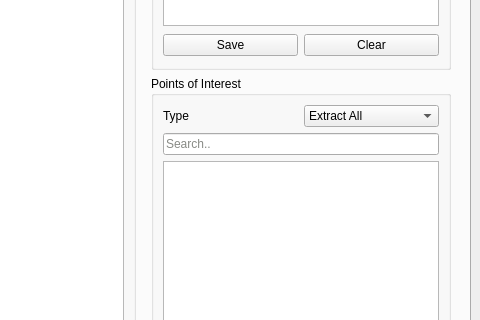
Above: src/GUI/ui_files/BATT5_GUI.ui from adalio0/BATT5 before the change; both pictures show x 531 to 1011 and y 152 to 472 of the 1011 by 794 pixel window. Below: the same form after it.
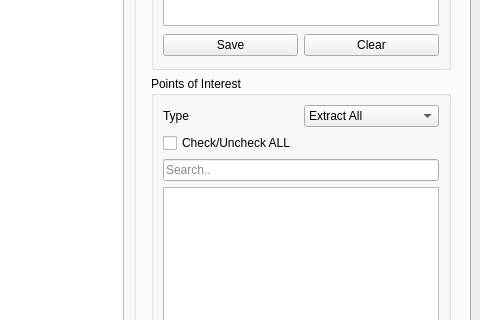
That is the form after the change.

Commit message: fix duplicate check/uncheck all

Patch:
```diff
--- a/src/GUI/ui_files/BATT5_GUI.ui
+++ b/src/GUI/ui_files/BATT5_GUI.ui
@@ -510,6 +510,13 @@
                    </item>
                   </layout>
                  </item>
+                 <item>
+                  <widget class="QCheckBox" name="check_allpoi">
+                   <property name="text">
+                    <string>Check/Uncheck ALL</string>
+                   </property>
+                  </widget>
+                 </item>
                  <item>
                   <widget class="QLineEdit" name="poiSearch_lineEdit">
                    <property name="styleSheet">
```
The commit also changes 1 other file.
